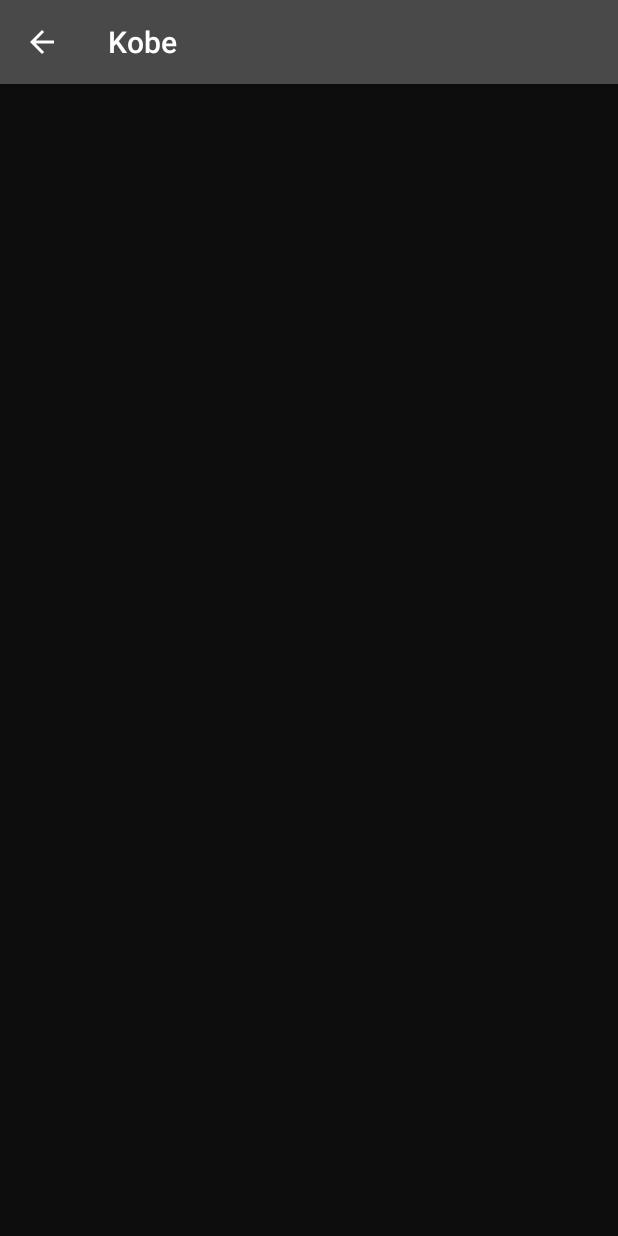
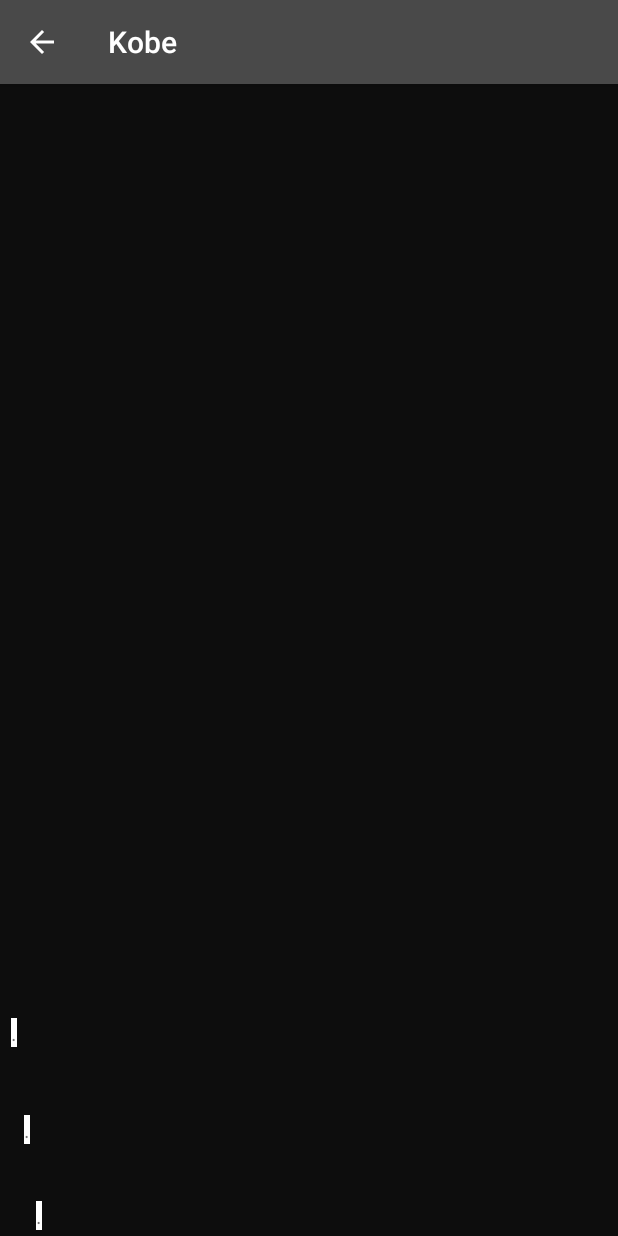
Before and after one commit to squate/Kobe, an Android app: the ViewPhotoActivity screen opened directly, with no data from a screen before it, on a phone screen of 412 x 824 dp. Run offline under Robolectric (Android 15) with nearby library versions, the phone set to English and light mode, and no system bars; Roboto replaces fonts that are not available here; 3 statements that could not run were skipped.

Commit message:
Added streak, airtime, proximity data to screen on ViewPhotoActivity

```diff
--- a/app/src/main/java/com/moonsplain/kobe/AccelTestActivity.java
+++ b/app/src/main/java/com/moonsplain/kobe/AccelTestActivity.java
@@ -150,7 +150,8 @@ public class AccelTestActivity extends Activity implements SensorEventListener {
                 prox.setText("face-up");
                 faceDown = false;
             }
-        }if (mySensor.getType() == Sensor.TYPE_GYROSCOPE){
+        }
+        if (mySensor.getType() == Sensor.TYPE_GYROSCOPE){
             gX = sensorEvent.values[0];
             gY = sensorEvent.values[1];
             gZ = sensorEvent.values[2];
--- a/app/src/main/java/com/moonsplain/kobe/ViewPhotoActivity.java
+++ b/app/src/main/java/com/moonsplain/kobe/ViewPhotoActivity.java
@@ -23,10 +23,12 @@ public class ViewPhotoActivity extends AppCompatActivity implements SensorEventL
     private Sensor senProximity;
     private Sensor senGyro;
     //private Sensor senGame;
-    float x, y, z, t0;
-    int streak;
+    float x, y, z;
+    long t0, t1, best, a = 0;
+    public int streak;
     boolean up = false;
-    TextView xvalue;
+    boolean faceDown = false;
+    TextView xvalue, bestAirtime, recentAirtime, proxLast;
 
     @Override
     protected void onCreate(Bundle savedInstanceState) {
@@ -48,6 +50,9 @@ public class ViewPhotoActivity extends AppCompatActivity implements SensorEventL
 
         }
         xvalue = findViewById(R.id.textView13);
+        bestAirtime = findViewById(R.id.bestAirtimeText);
+        recentAirtime = findViewById(R.id.recentAirtimeText);
+        proxLast = findViewById(R.id.proxLastText);
 
         senSensorManager = (SensorManager) getSystemService(Context.SENSOR_SERVICE);
         senAccelerometer = senSensorManager.getDefaultSensor(Sensor.TYPE_ACCELEROMETER);
@@ -78,9 +83,43 @@ public class ViewPhotoActivity extends AppCompatActivity implements SensorEventL
                 t0 = System.currentTimeMillis();
                 up = true;
                 //TODO: this isn't incrementing past 1
-                streak++;
-                xvalue.setText("Streak" + streak);
+                //streak++;
+                //xvalue.setText("Streak" + streak);
 
+            }
+            if (up){
+                if (landed(x,y,z) /*&& !spinThrown(gN0,gN)*/) {
+                    t1 = System.currentTimeMillis();
+                    a = t1-t0;
+                    if (a > 100){
+                        streak++;
+                        xvalue.setText("Streak" + streak);
+                    }
+                    if (a > best){
+                        best = a;
+                        bestAirtime.setText("best airtime in session: " + best +" ms");
+                    }
+                    if (faceDown)
+                        proxLast.setText("last landing: face-down");
+                    else
+                        proxLast.setText("last landing: face-up");
+                    if (a >= 30) {
+                        recentAirtime.setText("most recent airtime: " + a + " ms");
+                    }
+                    up = false;
+                }
+
+            }
+
+
+        }
+        if (mySensor.getType() == Sensor.TYPE_PROXIMITY && !up){
+            if (sensorEvent.values[0] < senProximity.getMaximumRange()) {
+                // Detected something nearby
+                faceDown = true;
+            } else {
+                // Nothing is nearby
+                faceDown = false;
             }
         }
 
@@ -90,6 +129,11 @@ public class ViewPhotoActivity extends AppCompatActivity implements SensorEventL
     // (if phone is probably in free-fall)
     public boolean thrown(float x, float y, float z) {
         return ((x * x + y * y + z * z) < 2);
+    }
+    //if magnitude of accelerometer vector is close enough to 9.8
+    //(if phone is probably at rest)
+    public boolean landed(float x, float y, float z){
+        return((x*x+y*y+z*z) >(94));
     }
 
     @Override
@@ -106,7 +150,7 @@ public class ViewPhotoActivity extends AppCompatActivity implements SensorEventL
 
     protected void onResume() {
         super.onResume();
-        senSensorManager.registerListener(this, senAccelerometer, SensorManager.SENSOR_DELAY_FASTEST);
+        senSensorManager.registerListener(this, senAccelerometer, SensorManager.SENSOR_DELAY_NORMAL);
         proxSensorManager.registerListener(this, senProximity, SensorManager.SENSOR_DELAY_FASTEST);
         gyroSensorManager.registerListener(this, senGyro, SensorManager.SENSOR_DELAY_FASTEST);
     }
--- a/app/src/main/res/layout/activity_view_photo.xml
+++ b/app/src/main/res/layout/activity_view_photo.xml
@@ -16,10 +16,48 @@
         tools:srcCompat="@tools:sample/backgrounds/scenic[9]" />
 
     <TextView
+        android:id="@+id/bestAirtimeText"
+        android:layout_width="wrap_content"
+        android:layout_height="wrap_content"
+        android:layout_marginStart="16dp"
+        android:layout_marginBottom="61dp"
+        android:background="@android:color/white"
+        android:text="."
+        app:layout_constraintBottom_toBottomOf="parent"
+        app:layout_constraintStart_toStartOf="parent" />
+
+    <TextView
+        android:id="@+id/recentAirtimeText"
+        android:layout_width="wrap_content"
+        android:layout_height="wrap_content"
+        android:layout_marginTop="340dp"
+        android:background="@android:color/white"
+        android:text="."
+        app:layout_constraintEnd_toEndOf="@+id/bestAirtimeText"
+        app:layout_constraintHorizontal_bias="0.0"
+        app:layout_constraintStart_toStartOf="@+id/bestAirtimeText"
+        app:layout_constraintTop_toBottomOf="@+id/bestAirtimeText" />
+
+    <TextView
+        android:id="@+id/proxLastText"
+        android:layout_width="wrap_content"
+        android:layout_height="wrap_content"
+        android:layout_marginStart="24dp"
+        android:layout_marginBottom="4dp"
+        android:background="@android:color/white"
+        android:text="."
+        app:layout_constraintBottom_toBottomOf="parent"
+        app:layout_constraintStart_toStartOf="parent" />
+
+    <TextView
         android:id="@+id/textView13"
         android:layout_width="wrap_content"
         android:layout_height="wrap_content"
-        tools:layout_editor_absoluteX="16dp"
-        tools:layout_editor_absoluteY="33dp" />
+        android:layout_marginStart="7dp"
+        android:layout_marginBottom="126dp"
+        android:background="@android:color/white"
+        android:text="."
+        app:layout_constraintBottom_toBottomOf="parent"
+        app:layout_constraintStart_toStartOf="parent" />
 
 </android.support.constraint.ConstraintLayout>
```
